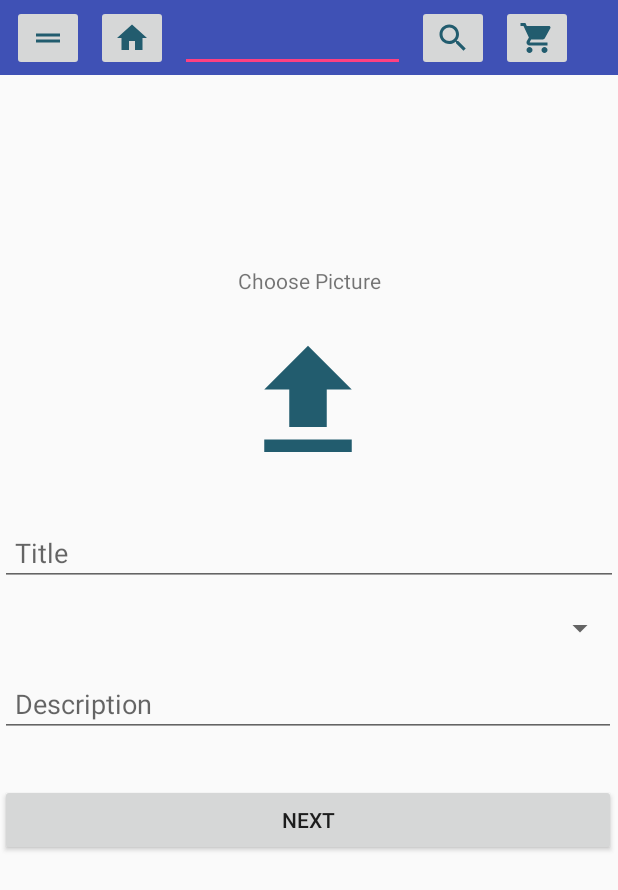
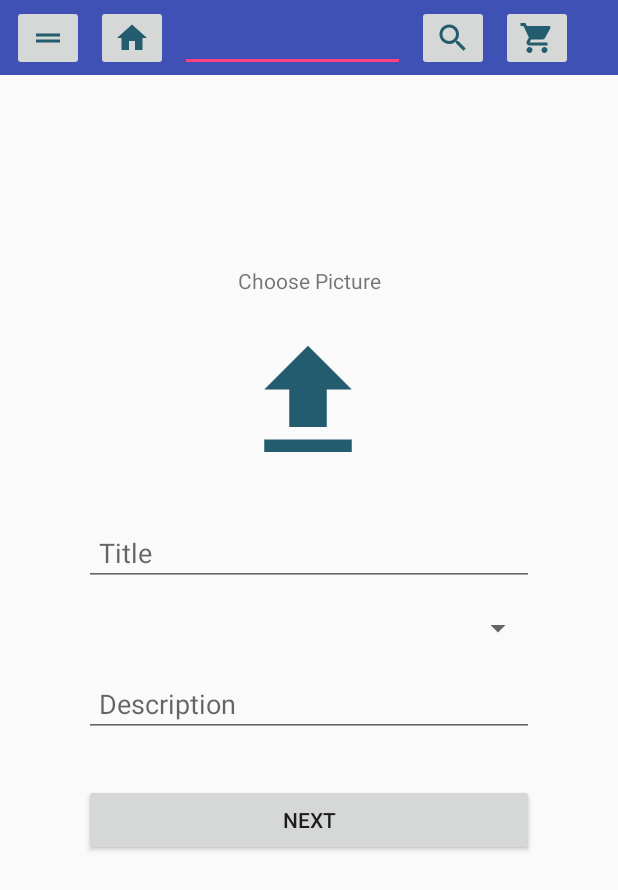
Before and after one commit to weallteam/Final-Android-FrontEnd, an Android app: the HomepageActivity screen opened directly, with no data from a screen before it, after a tap on an icon or button, on a phone screen of 412 x 824 dp. Shown: the top 890 px of the screen. Run offline under Robolectric (Android 15) with nearby library versions, the phone set to English and light mode, and no system bars; Roboto replaces fonts that are not available here; 2 statements that could not run were skipped.

Commit message:
all ui fixed and bug free

```diff
--- a/app/src/main/java/com/example/galaxyapp/Activity/HomepageActivity.java
+++ b/app/src/main/java/com/example/galaxyapp/Activity/HomepageActivity.java
@@ -135,6 +135,7 @@ public class HomepageActivity extends AppCompatActivity implements ServiceFragme
         body.setVisibility(View.GONE);
         post.setVisibility(View.GONE);
         detail.setVisibility(View.GONE);
+        bookFragment.loadBook();
     }
     @Override
     public void onCategorySearchClicked(String text) {
--- a/app/src/main/java/com/example/galaxyapp/Fragments/BookFragment.java
+++ b/app/src/main/java/com/example/galaxyapp/Fragments/BookFragment.java
@@ -53,7 +53,7 @@ public class BookFragment extends Fragment {
         return v;
     }
 
-    private void loadBook() {
+    public void loadBook() {
         Book book = new Book();
         book.setUserID(1);
         Call<List<Book>> call = book_call.viewBook(book);
--- a/app/src/main/res/layout/service_add.xml
+++ b/app/src/main/res/layout/service_add.xml
@@ -23,7 +23,7 @@
 
     <EditText
         android:id="@+id/etTitle"
-        android:layout_width="0dp"
+        android:layout_width="300dp"
         android:layout_height="wrap_content"
         android:ems="10"
         android:hint="Title"
@@ -39,7 +39,7 @@
 
     <EditText
         android:id="@+id/etDes"
-        android:layout_width="0dp"
+        android:layout_width="300dp"
         android:layout_height="wrap_content"
         android:layout_marginTop="16dp"
         android:ems="10"
@@ -49,14 +49,14 @@
         android:visibility="visible"
         app:layout_constraintBottom_toBottomOf="parent"
         app:layout_constraintEnd_toEndOf="@+id/Category_Spinner"
-        app:layout_constraintStart_toStartOf="parent"
+        app:layout_constraintStart_toStartOf="@+id/Category_Spinner"
         app:layout_constraintTop_toBottomOf="@+id/Category_Spinner"
         app:layout_constraintVertical_bias="0.0"
         tools:visibility="visible" />
 
     <EditText
         android:id="@+id/etPrice"
-        android:layout_width="0dp"
+        android:layout_width="300dp"
         android:layout_height="wrap_content"
         android:layout_marginTop="24dp"
         android:ems="10"
@@ -72,7 +72,7 @@
 
     <EditText
         android:id="@+id/tvGender"
-        android:layout_width="0dp"
+        android:layout_width="300dp"
         android:layout_height="wrap_content"
         android:ems="10"
         android:hint="Gender"
@@ -85,7 +85,7 @@
 
     <Button
         android:id="@+id/btnselectDate"
-        android:layout_width="0dp"
+        android:layout_width="300dp"
         android:layout_height="wrap_content"
         android:text="Select Date"
         android:visibility="gone"
@@ -99,7 +99,7 @@
 
     <Button
         android:id="@+id/btnaddservice"
-        android:layout_width="0dp"
+        android:layout_width="300dp"
         android:layout_height="wrap_content"
         android:text="Add Service"
         android:visibility="gone"
@@ -137,7 +137,7 @@
 
     <Spinner
         android:id="@+id/Category_Spinner"
-        android:layout_width="409dp"
+        android:layout_width="300dp"
         android:layout_height="wrap_content"
         android:layout_marginTop="16dp"
         android:visibility="visible"
```
Also changed, not shown: app/src/main/res/layout/book.xml (+14 -6 lines), app/src/main/res/font/alfa_slab_one1.ttf (added).
